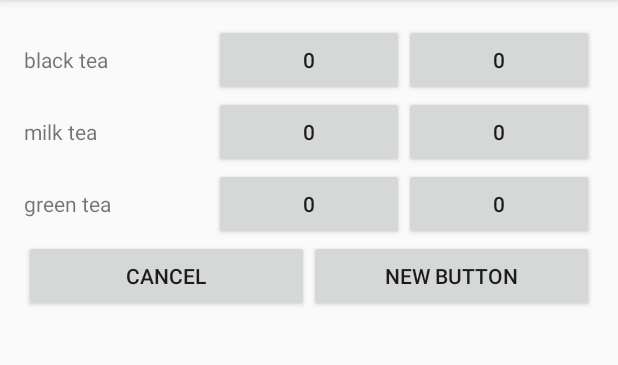
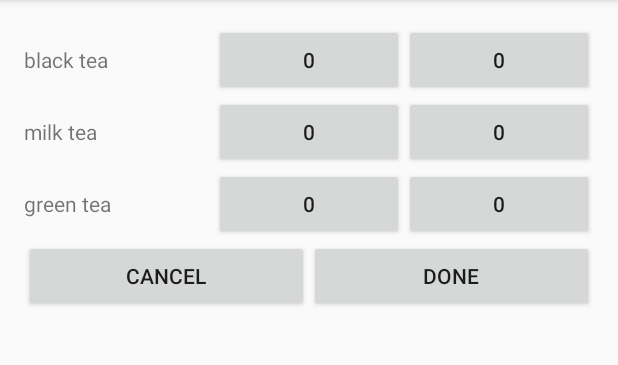
Before and after one commit to 211045/android_class, an Android app: the screen it shows after launch (DrinkMenuActivity), after a tap on "MENU", on a phone screen of 412 x 824 dp, the part 84-449 px from its top. Run offline under Robolectric (Android 15) with nearby library versions, the phone set to English and light mode, and no system bars; 2 other taps on this screen came first.

Commit message:
function done
回傳到原本的activity

```diff
--- a/SimpleUI/app/src/main/java/com/example/user/simpleui/MainActivity.java
+++ b/SimpleUI/app/src/main/java/com/example/user/simpleui/MainActivity.java
@@ -18,6 +18,9 @@ import android.widget.TextView;
 import android.widget.Toast;
 
 public class MainActivity extends AppCompatActivity {
+
+    private static final int REQUEST_CODE_MENU_ACTIVITY = 0; //定義固定(final)常數，變數全大寫
+
     TextView textView;
     EditText editText;
     CheckBox hideCheckBox;
@@ -132,6 +135,20 @@ public class MainActivity extends AppCompatActivity {
         Intent intent = new Intent();
         intent.setClass(this, DrinkMenuActivity.class);  //使用intent從MainActivity(this)呼叫DrinkMenuActivity
 
-        startActivity(intent);
+        //startActivity(intent);
+        startActivityForResult(intent, REQUEST_CODE_MENU_ACTIVITY);
+    }
+
+    @Override
+    protected void onActivityResult(int requestCode, int resultCode, Intent data) {
+        super.onActivityResult(requestCode, resultCode, data);
+
+        if (requestCode == REQUEST_CODE_MENU_ACTIVITY)
+        {
+            if (resultCode == RESULT_OK)
+            {
+                textView.setText(data.getStringExtra("result"));
+            }
+        }
     }
 }
--- a/SimpleUI/app/src/main/res/layout/activity_drink_menu.xml
+++ b/SimpleUI/app/src/main/res/layout/activity_drink_menu.xml
@@ -118,9 +118,10 @@
             <Button
                 android:layout_width="0dp"
                 android:layout_height="wrap_content"
-                android:text="New Button"
+                android:text="DONE"
                 android:id="@+id/button10"
-                android:layout_weight="1" />
+                android:layout_weight="1"
+                android:onClick="done" />
         </LinearLayout>
     </LinearLayout>
 </RelativeLayout>
```
Also changed, not shown: SimpleUI/app/src/main/java/com/example/user/simpleui/DrinkMenuActivity.java (+9 -0 lines).
